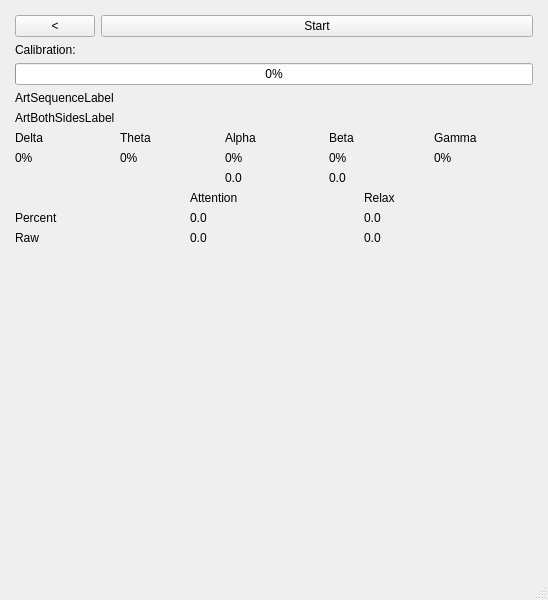
Above: BrainBit/neurosamples-main/Bit/ui/EmotionBipolarScreenUI.ui from simai1/sfedu-hackathon-2025 before the change. Below: the same form after it.
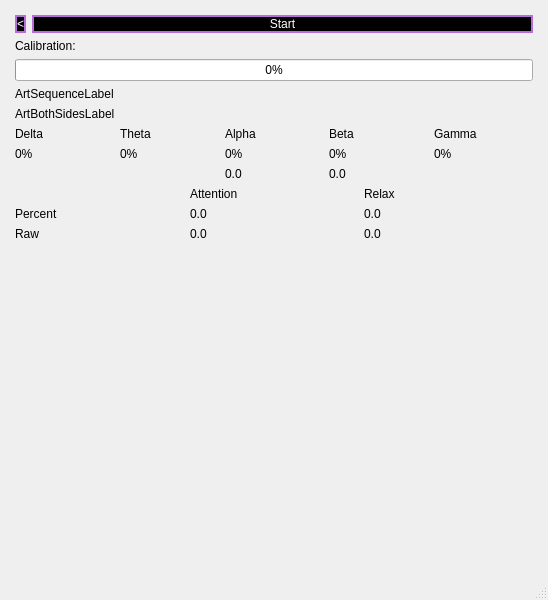
That is the form after the change.

```diff
--- a/BrainBit/neurosamples-main/Bit/ui/EmotionBipolarScreenUI.ui
+++ b/BrainBit/neurosamples-main/Bit/ui/EmotionBipolarScreenUI.ui
@@ -13,6 +13,19 @@
   <property name="windowTitle">
    <string>Emotions bipolar</string>
   </property>
+  <property name="styleSheet">
+   <string notr="true">QPushButton {
+	background-color: black;
+	border: 2px solid #B66DDB;
+	color: white;
+}
+
+QPushButton:disabled {
+	background-color: #808080;
+	border: none;
+	color: #CCCCCC;
+}</string>
+  </property>
   <widget class="QWidget" name="centralwidget">
    <layout class="QVBoxLayout" name="verticalLayout">
     <property name="leftMargin">
@@ -31,6 +44,9 @@
      <layout class="QHBoxLayout" name="horizontalLayout" stretch="0,1">
       <item>
        <widget class="QPushButton" name="backButton">
+        <property name="styleSheet">
+         <string notr="true">background-color: black; border: 2px solid #B66DDB; color: white;</string>
+        </property>
         <property name="text">
          <string>&lt;</string>
         </property>
@@ -38,6 +54,9 @@
       </item>
       <item>
        <widget class="QPushButton" name="startBipolarEmotionButton">
+        <property name="styleSheet">
+         <string notr="true">background-color: black; border: 2px solid #B66DDB; color: white;</string>
+        </property>
         <property name="text">
          <string>Start</string>
         </property>
```
